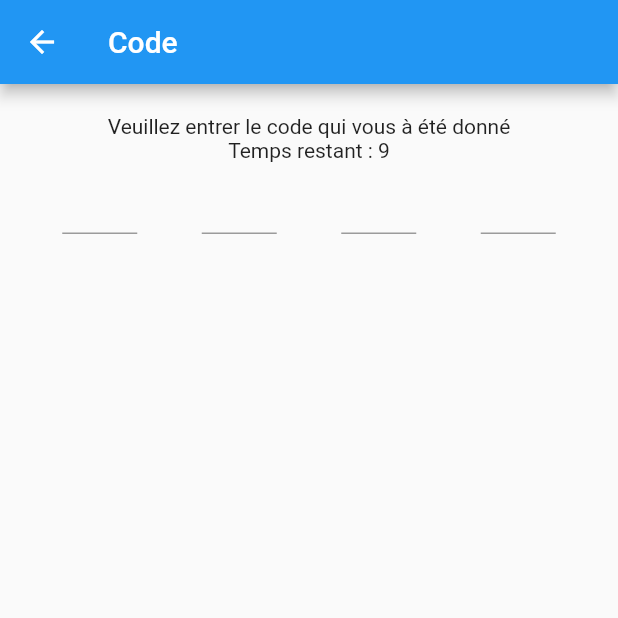
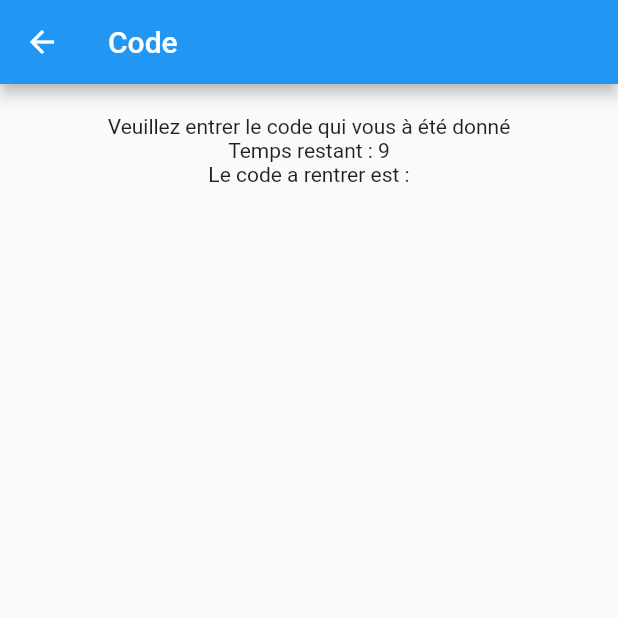
Before and after one commit to Among-IRL/Amongirl_flutter, a Flutter app: the KeyCode screen opened directly with empty values, on a phone screen of 412 x 824 dp, the top half of it. Run offline on Flutter 3.47's test engine with Material 2 defaults, Android fonts, the phone set to English and light mode, and no system bars; our stand-ins replace shared_preferences, socket_io_client; missing offline and left inert: qr_code_scanner, wifi_hunter; accounts and stored records are empty; network calls fail.

Commit message:
add key_code

```diff
--- a/lib/pages/task_page.dart
+++ b/lib/pages/task_page.dart
@@ -217,7 +217,7 @@ class TaskPageState extends State<TaskPage> {
   }
 
   bool isAccessTask(contain, actualTask) {
-    return double.parse(getDitanceWifi(contain, actualTask) ?? '100') < 5.0 && !actualTask['accomplished'];
+    return !actualTask['accomplished'];
   }
 
   String formatDistanceToString(contain, actualTask) {
--- a/lib/pages/tasks/key_code.dart
+++ b/lib/pages/tasks/key_code.dart
@@ -4,6 +4,7 @@ import 'dart:convert';
 import 'package:amoungirl/services/socket_io_client.dart';
 import 'package:flutter/cupertino.dart';
 import 'package:flutter/material.dart';
+import 'package:flutter/services.dart';
 import 'package:shared_preferences/shared_preferences.dart';
 
 class KeyCode extends StatefulWidget {
@@ -23,6 +24,10 @@ class KeyCodeState extends State<KeyCode> {
   TextEditingController secondInput = TextEditingController();
   TextEditingController thirdInput = TextEditingController();
   TextEditingController fourthInput = TextEditingController();
+
+  var taskKeyPressed = [];
+
+  var taskCodeToFound = [];
 
   late Timer _timer;
   int _start = 10;
@@ -52,34 +57,20 @@ class KeyCodeState extends State<KeyCode> {
             children: [
               Text("Veuillez entrer le code qui vous à été donné"),
               Text("Temps restant : $_start"),
+              Text("Le code a rentrer est :"),
+              Text(taskCodeToFoundToString(taskCodeToFound), style: TextStyle(fontSize: 50),),
               Form(
                 onChanged: () => codeChanged(),
                 child: Expanded(
                   child: Row(
                     mainAxisAlignment: MainAxisAlignment.spaceAround,
                     children: [
-                      SizedBox(
+                      for(var element in taskKeyPressed) SizedBox(
                         width: 50,
                         child: TextFormField(
-                          controller: firstInput,
-                        ),
-                      ),
-                      SizedBox(
-                        width: 50,
-                        child: TextFormField(
-                          controller: secondInput,
-                        ),
-                      ),
-                      SizedBox(
-                        width: 50,
-                        child: TextFormField(
-                          controller: thirdInput,
-                        ),
-                      ),
-                      SizedBox(
-                        width: 50,
-                        child: TextFormField(
-                          controller: fourthInput,
+                          maxLength: 1,
+                          initialValue: element,
+                          textAlign: TextAlign.center,
                         ),
                       ),
                     ],
@@ -93,7 +84,18 @@ class KeyCodeState extends State<KeyCode> {
     );
   }
 
+  String taskCodeToFoundToString(taskCodeToFound) {
+    return taskCodeToFound.join(" ");
+  }
   void startTask() {
+    socketIoClient.socket.on('taskCodeToFound', (data) {
+      taskCodeToFound = data;
+    });
+
+    socketIoClient.socket.on('taskKeyPressed', (data) {
+      taskKeyPressed.add(data);
+    });
+
     socketIoClient.socket.emit(
       "startTask",
       {'task': widget.task, "player": widget.currentPlayer},
```
